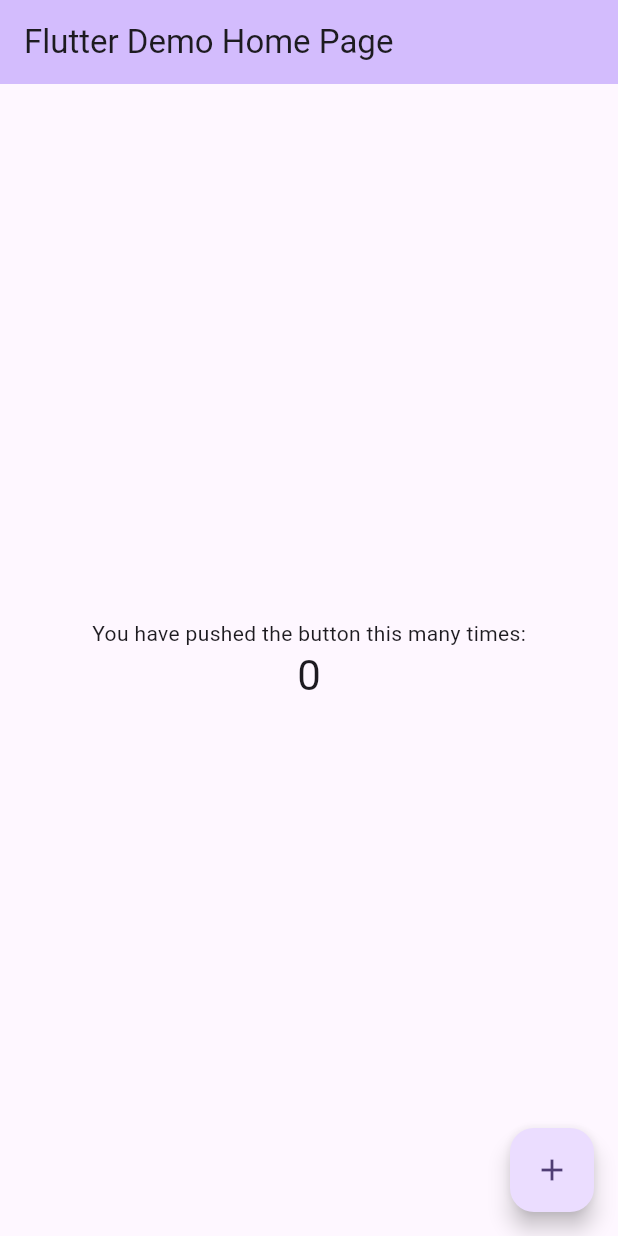
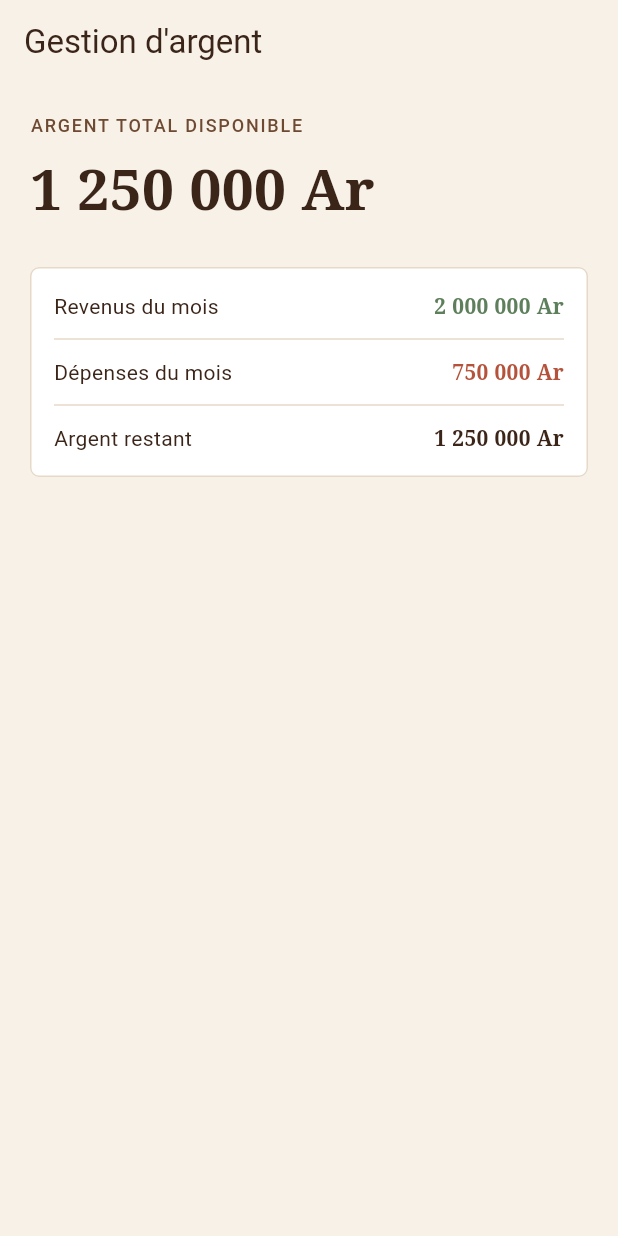
Before and after one commit to ciaahranaivoarison/portefeuille, a Flutter app: the screen it shows after launch, on a phone screen of 412 x 824 dp. Run offline on Flutter 3.47's test engine with Material 3 defaults, Android fonts, the light colour scheme and no system bars.

Commit message:
Theme marron et blanc et ecran d'accueil provisoire

```diff
--- /dev/null
+++ b/lib/core/app_theme.dart
@@ -0,0 +1,55 @@
+import 'package:flutter/material.dart';
+
+/// Palette « carnet de comptes » : papier crème, encre brune.
+class AppColors {
+  static const cacao = Color(0xFF3B2418); // texte et titres
+  static const noyer = Color(0xFF6F4A33); // couleur principale
+  static const caramel = Color(0xFFB9803F); // accent
+  static const creme = Color(0xFFF7F1E8); // fond
+  static const blanc = Color(0xFFFFFFFF); // surfaces
+  static const sable = Color(0xFFE6D9C8); // séparateurs
+  static const sauge = Color(0xFF5E7F5B); // revenus
+  static const terracotta = Color(0xFFB5523B); // dépenses
+}
+
+class AppTheme {
+  static ThemeData get light {
+    final scheme = ColorScheme.fromSeed(
+      seedColor: AppColors.noyer,
+      brightness: Brightness.light,
+    ).copyWith(
+      primary: AppColors.noyer,
+      onPrimary: AppColors.blanc,
+      secondary: AppColors.caramel,
+      surface: AppColors.blanc,
+      onSurface: AppColors.cacao,
+      error: AppColors.terracotta,
+    );
+
+    return ThemeData(
+      useMaterial3: true,
+      colorScheme: scheme,
+      scaffoldBackgroundColor: AppColors.creme,
+      appBarTheme: const AppBarTheme(
+        backgroundColor: AppColors.creme,
+        foregroundColor: AppColors.cacao,
+        elevation: 0,
+        scrolledUnderElevation: 0,
+        centerTitle: false,
+      ),
+      cardTheme: CardThemeData(
+        color: AppColors.blanc,
+        elevation: 0,
+        margin: EdgeInsets.zero,
+        shape: RoundedRectangleBorder(
+          borderRadius: BorderRadius.circular(6),
+          side: const BorderSide(color: AppColors.sable),
+        ),
+      ),
+      dividerTheme: const DividerThemeData(
+        color: AppColors.sable,
+        thickness: 1,
+      ),
+    );
+  }
+}
--- a/lib/main.dart
+++ b/lib/main.dart
@@ -1,122 +1,121 @@
 import 'package:flutter/material.dart';
+import 'package:flutter_localizations/flutter_localizations.dart';
+
+import 'core/app_theme.dart';
 
 void main() {
-  runApp(const MyApp());
+  runApp(const GestionArgentApp());
 }
 
-class MyApp extends StatelessWidget {
-  const MyApp({super.key});
+class GestionArgentApp extends StatelessWidget {
+  const GestionArgentApp({super.key});
 
-  // This widget is the root of your application.
   @override
   Widget build(BuildContext context) {
     return MaterialApp(
-      title: 'Flutter Demo',
-      theme: ThemeData(
-        // This is the theme of your application.
-        //
-        // TRY THIS: Try running your application with "flutter run". You'll see
-        // the application has a purple toolbar. Then, without quitting the app,
-        // try changing the seedColor in the colorScheme below to Colors.green
-        // and then invoke "hot reload" (save your changes or press the "hot
-        // reload" button in a Flutter-supported IDE, or press "r" if you used
-        // the command line to start the app).
-        //
-        // Notice that the counter didn't reset back to zero; the application
-        // state is not lost during the reload. To reset the state, use hot
-        // restart instead.
-        //
-        // This works for code too, not just values: Most code changes can be
-        // tested with just a hot reload.
-        colorScheme: .fromSeed(seedColor: Colors.deepPurple),
-      ),
-      home: const MyHomePage(title: 'Flutter Demo Home Page'),
+      title: "Gestion d'argent",
+      debugShowCheckedModeBanner: false,
+      theme: AppTheme.light,
+      locale: const Locale('fr'),
+      supportedLocales: const [Locale('fr'), Locale('en')],
+      localizationsDelegates: const [
+        GlobalMaterialLocalizations.delegate,
+        GlobalWidgetsLocalizations.delegate,
+        GlobalCupertinoLocalizations.delegate,
+      ],
+      home: const HomePage(),
     );
   }
 }
 
-class MyHomePage extends StatefulWidget {
-  const MyHomePage({super.key, required this.title});
-
-  // This widget is the home page of your application. It is stateful, meaning
-  // that it has a State object (defined below) that contains fields that affect
-  // how it looks.
-
-  // This class is the configuration for the state. It holds the values (in this
-  // case the title) provided by the parent (in this case the App widget) and
-  // used by the build method of the State. Fields in a Widget subclass are
-  // always marked "final".
-
-  final String title;
-
-  @override
-  State<MyHomePage> createState() => _MyHomePageState();
-}
-
-class _MyHomePageState extends State<MyHomePage> {
-  int _counter = 0;
-
-  void _incrementCounter() {
-    setState(() {
-      // This call to setState tells the Flutter framework that something has
-      // changed in this State, which causes it to rerun the build method below
-      // so that the display can reflect the updated values. If we changed
-      // _counter without calling setState(), then the build method would not be
-      // called again, and so nothing would appear to happen.
-      _counter++;
-    });
-  }
+/// Écran d'accueil provisoire : les chiffres sont ceux de l'exemple de la fiche.
+class HomePage extends StatelessWidget {
+  const HomePage({super.key});
 
   @override
   Widget build(BuildContext context) {
-    // This method is rerun every time setState is called, for instance as done
-    // by the _incrementCounter method above.
-    //
-    // The Flutter framework has been optimized to make rerunning build methods
-    // fast, so that you can just rebuild anything that needs updating rather
-    // than having to individually change instances of widgets.
+    final text = Theme.of(context).textTheme;
     return Scaffold(
-      appBar: AppBar(
-        // TRY THIS: Try changing the color here to a specific color (to
-        // Colors.amber, perhaps?) and trigger a hot reload to see the AppBar
-        // change color while the other colors stay the same.
-        backgroundColor: Theme.of(context).colorScheme.inversePrimary,
-        // Here we take the value from the MyHomePage object that was created by
-        // the App.build method, and use it to set our appbar title.
-        title: Text(widget.title),
-      ),
-      body: Center(
-        // Center is a layout widget. It takes a single child and positions it
-        // in the middle of the parent.
-        child: Column(
-          // Column is also a layout widget. It takes a list of children and
-          // arranges them vertically. By default, it sizes itself to fit its
-          // children horizontally, and tries to be as tall as its parent.
-          //
-          // Column has various properties to control how it sizes itself and
-          // how it positions its children. Here we use mainAxisAlignment to
-          // center the children vertically; the main axis here is the vertical
-          // axis because Columns are vertical (the cross axis would be
-          // horizontal).
-          //
-          // TRY THIS: Invoke "debug painting" (choose the "Toggle Debug Paint"
-          // action in the IDE, or press "p" in the console), to see the
-          // wireframe for each widget.
-          mainAxisAlignment: .center,
-          children: [
-            const Text('You have pushed the button this many times:'),
-            Text(
-              '$_counter',
-              style: Theme.of(context).textTheme.headlineMedium,
+      appBar: AppBar(title: const Text("Gestion d'argent")),
+      body: ListView(
+        padding: const EdgeInsets.all(20),
+        children: [
+          Text(
+            'ARGENT TOTAL DISPONIBLE',
+            style: text.labelMedium?.copyWith(
+              letterSpacing: 1.2,
+              color: AppColors.noyer,
             ),
-          ],
-        ),
-      ),
-      floatingActionButton: FloatingActionButton(
-        onPressed: _incrementCounter,
-        tooltip: 'Increment',
-        child: const Icon(Icons.add),
+          ),
+          const SizedBox(height: 8),
+          const Text(
+            '1 250 000 Ar',
+            style: TextStyle(
+              fontFamily: 'serif',
+              fontSize: 38,
+              fontWeight: FontWeight.w600,
+              color: AppColors.cacao,
+            ),
+          ),
+          const SizedBox(height: 24),
+          Card(
+            child: Padding(
+              padding: const EdgeInsets.all(16),
+              child: Column(
+                children: const [
+                  _Ligne(
+                    label: 'Revenus du mois',
+                    montant: '2 000 000 Ar',
+                    couleur: AppColors.sauge,
+                  ),
+                  Divider(height: 24),
+                  _Ligne(
+                    label: 'Dépenses du mois',
+                    montant: '750 000 Ar',
+                    couleur: AppColors.terracotta,
+                  ),
+                  Divider(height: 24),
+                  _Ligne(
+                    label: 'Argent restant',
+                    montant: '1 250 000 Ar',
+                    couleur: AppColors.cacao,
+                  ),
+                ],
+              ),
+            ),
+          ),
+        ],
       ),
     );
   }
 }
+
+class _Ligne extends StatelessWidget {
+  const _Ligne({
+    required this.label,
+    required this.montant,
+    required this.couleur,
+  });
+
+  final String label;
+  final String montant;
+  final Color couleur;
+
+  @override
+  Widget build(BuildContext context) {
+    return Row(
+      mainAxisAlignment: MainAxisAlignment.spaceBetween,
+      children: [
+        Text(label),
+        Text(
+          montant,
+          style: TextStyle(
+            fontFamily: 'serif',
+            fontWeight: FontWeight.w600,
+            color: couleur,
+          ),
+        ),
+      ],
+    );
+  }
+}
--- a/pubspec.yaml
+++ b/pubspec.yaml
@@ -1,5 +1,5 @@
-name: vola
-description: "A new Flutter project."
+name: gestion_argent
+description: "Application mobile de gestion d'argent"
 # The following line prevents the package from being accidentally published to
 # pub.dev using `flutter pub publish`. This is preferred for private packages.
 publish_to: 'none' # Remove this line if you wish to publish to pub.dev
```
Also changed, not shown: 2 other files.
